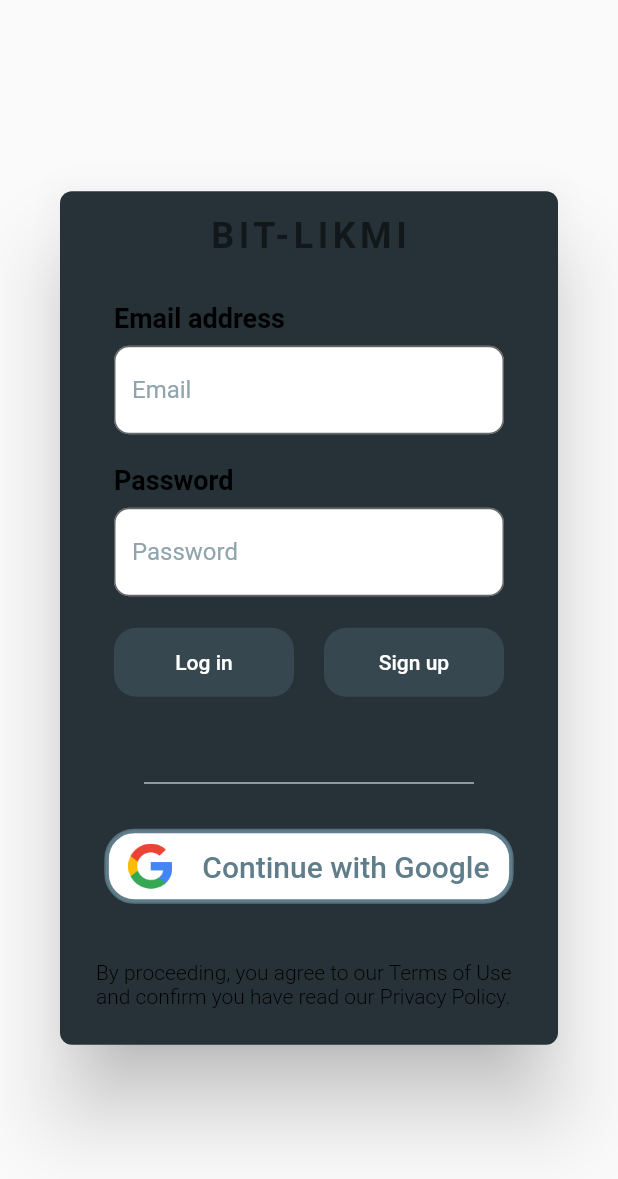
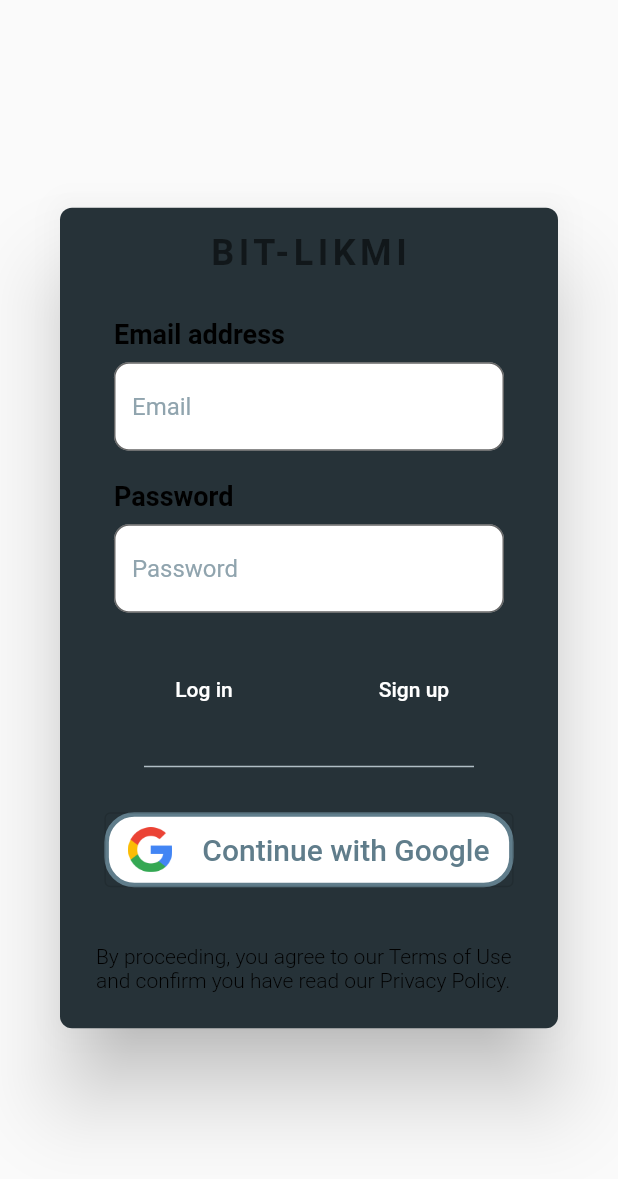
Before and after one commit to LIKMI/web_bit, a Flutter app: the AuthDialog widget shown alone on an empty page, opened directly, on a phone screen of 412 x 824 dp. Shown: the top 1179 px of the screen. Run offline on Flutter 3.47's test engine with Material 2 defaults, Android fonts, the phone set to English and light mode, and no system bars; our stand-ins replace firebase_auth, firebase_core, google_sign_in, shared_preferences; accounts and stored records are empty; Roboto replaces fonts that are missing (Montserrat).

Commit message:
cleaning depricated, add logo

```diff
--- a/lib/widgets/auth_dialog.dart
+++ b/lib/widgets/auth_dialog.dart
@@ -28,7 +28,7 @@ class _AuthDialogState extends State<AuthDialog> {
   String? _validateEmail(String value) {
     value = value.trim();
 
-    if (textControllerEmail.text != null) {
+    if (textControllerEmail.text != '') {
       if (value.isEmpty) {
         return 'Email can\'t be empty';
       } else if (!value.contains(RegExp(
@@ -43,7 +43,7 @@ class _AuthDialogState extends State<AuthDialog> {
   String? _validatePassword(String value) {
     value = value.trim();
 
-    if (textControllerEmail.text != null) {
+    if (textControllerEmail.text != '') {
       if (value.isEmpty) {
         return 'Password can\'t be empty';
       } else if (value.length < 6) {
@@ -232,10 +232,7 @@ class _AuthDialogState extends State<AuthDialog> {
                         flex: 1,
                         child: Container(
                           width: double.maxFinite,
-                          child: FlatButton(
-                            color: Colors.blueGrey[800],
-                            hoverColor: Colors.blueGrey[900],
-                            highlightColor: Colors.black,
+                          child: TextButton(
                             onPressed: () async {
                               setState(() {
                                 _isLoggingIn = true;
@@ -290,9 +287,6 @@ class _AuthDialogState extends State<AuthDialog> {
                                 _isEditingPassword = false;
                               });
                             },
-                            shape: RoundedRectangleBorder(
-                              borderRadius: BorderRadius.circular(15),
-                            ),
                             child: Padding(
                               padding: EdgeInsets.only(
                                 top: 15.0,
@@ -326,10 +320,7 @@ class _AuthDialogState extends State<AuthDialog> {
                         flex: 1,
                         child: Container(
                           width: double.maxFinite,
-                          child: FlatButton(
-                            color: Colors.blueGrey[800],
-                            hoverColor: Colors.blueGrey[900],
-                            highlightColor: Colors.black,
+                          child: TextButton(
                             onPressed: () async {
                               setState(() {
                                 textFocusNodeEmail.unfocus();
@@ -378,9 +369,6 @@ class _AuthDialogState extends State<AuthDialog> {
                                 _isEditingPassword = false;
                               });
                             },
-                            shape: RoundedRectangleBorder(
-                              borderRadius: BorderRadius.circular(15),
-                            ),
                             child: Padding(
                               padding: EdgeInsets.only(
                                 top: 15.0,
@@ -412,7 +400,7 @@ class _AuthDialogState extends State<AuthDialog> {
                     ],
                   ),
                 ),
-                loginStatus != null
+                loginStatus != ''
                     ? Center(
                         child: Padding(
                           padding: const EdgeInsets.only(
--- a/lib/widgets/google_sign_in_button.dart
+++ b/lib/widgets/google_sign_in_button.dart
@@ -20,9 +20,7 @@ class _GoogleButtonState extends State<GoogleButton> {
         ),
         color: Colors.white,
       ),
-      child: OutlineButton(
-        highlightColor: Colors.blueGrey[100],
-        splashColor: Colors.blueGrey[200],
+      child: OutlinedButton(
         onPressed: () async {
           setState(() {
             _isProcessing = true;
@@ -45,11 +43,6 @@ class _GoogleButtonState extends State<GoogleButton> {
             _isProcessing = false;
           });
         },
-        shape: RoundedRectangleBorder(
-          borderRadius: BorderRadius.circular(20),
-          side: BorderSide(color: Colors.blueGrey, width: 3),
-        ),
-        highlightElevation: 0,
         // borderSide: BorderSide(color: Colors.blueGrey, width: 3),
         child: Padding(
           padding: const EdgeInsets.fromLTRB(0, 10, 0, 10),
```
Also changed, not shown: lib/main.dart (+3 -43 lines), lib/widgets/header_menu_contents.dart (+1 -7 lines), assets/images/favicon.png (added).
